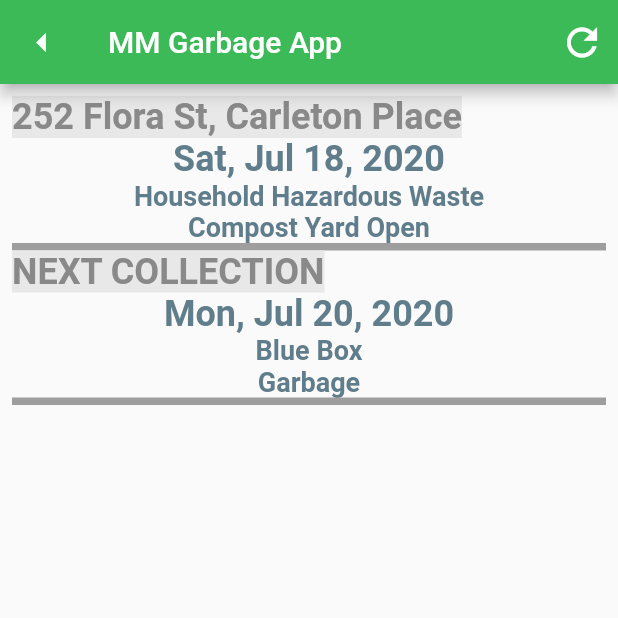
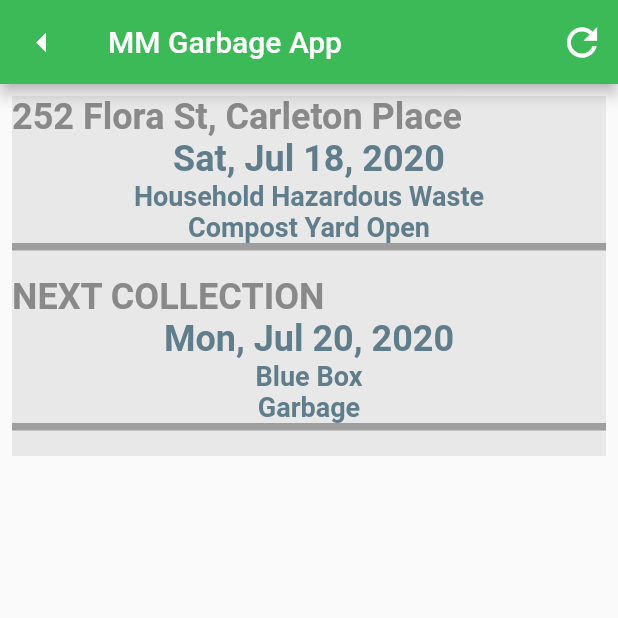
Before and after one commit to fsukhu/tempExp, a Flutter app: the screen it shows after launch, on a phone screen of 412 x 824 dp, the top half of it. Run offline on Flutter 3.47's test engine with Material 2 defaults, Android fonts, the phone set to English and light mode, and no system bars.

Commit message:
changed email widgetized Item

```diff
--- a/lib/main.dart
+++ b/lib/main.dart
@@ -1,3 +1,4 @@
+import 'package:first_real_attempt/widgets/item_widget.dart';
 import 'package:flutter/material.dart';
 
 import 'models/item.dart';
@@ -65,71 +66,14 @@ class _RandomWordsState extends State<RandomWords> {
   }
 
   List<Widget> buildWidgets1(List<Item> items) {
-    List<Column> containers = List<Column>();
+    List<ItemWidget> widgets = List<ItemWidget>();
     for (var item in items) {
-      Column c = Column(
-        children: <Widget>[
-          Align(
-            alignment: Alignment.topLeft,
-            child: Text(
-              item.title,
-              style: TextStyle(
-                  color: Color(0xFF898989),
-                  backgroundColor: Color(0xFFE8E8E8),
-                  fontSize: 24.0,
-                  fontWeight: FontWeight.bold),
-            ),
-          ),
-          Text(
-            item.subtitle,
-            style: TextStyle(
-                color: Colors.blueGrey,
-                fontSize: 24.0,
-                fontWeight: FontWeight.bold),
-          ),
-        ],
-      );
-
-      // add the details to the Column
-      Text det;
-      for (var detail in item.details) {
-        det = Text(
-          detail,
-          style: TextStyle(
-              color: Colors.blueGrey,
-              fontSize: 18.0,
-              fontWeight: FontWeight.bold),
-        );
-        c.children.add(det);
-      }
-
-      c.children.add(Divider(
-        color: Colors.grey,
-        height: 5,
-        thickness: 5,
-      ));
-      containers.add(c);
+      ItemWidget widget = ItemWidget(item: item);
+      widgets.add(widget);
     }
-    return (containers);
+    return (widgets);
   }
 
-  // List<Widget> buildWidgets(List<Item> items) {
-  //   List<Container> containers = List<Container>();
-  //   for (var item in items) {
-  //     Container c = Container(
-  //       height: 100,
-  //       color: Colors.amber[600],
-  //       child: ListTile(
-  //         leading: FlutterLogo(size: 56.0),
-  //         title: Text(item.title),
-  //         subtitle: Text(item.subtitle),
-  //         trailing: Icon(Icons.more_vert),
-  //       ),
-  //     );
-  //     containers.add(c);
-  //   }
-  //   return (containers);
-  // }
   bool initialised = false;
   void initialiseItems(List<Item> items) {
     if (initialised) {
--- /dev/null
+++ b/lib/widgets/item_widget.dart
@@ -0,0 +1,57 @@
+import 'package:first_real_attempt/models/item.dart';
+import 'package:flutter/cupertino.dart';
+import 'package:flutter/material.dart';
+import 'package:flutter/rendering.dart';
+
+class ItemWidget extends StatelessWidget {
+  final Item item;
+  ItemWidget({this.item});
+
+  Widget build(BuildContext context) {
+    Column c;
+
+    c = Column(
+      children: <Widget>[
+        Align(
+          alignment: Alignment.topLeft,
+          child: Text(
+            item.title,
+            style: TextStyle(
+                color: Color(0xFF898989),
+                backgroundColor: Color(0xFFE8E8E8),
+                fontSize: 24.0,
+                fontWeight: FontWeight.bold),
+          ),
+        ),
+        Text(
+          item.subtitle,
+          style: TextStyle(
+              color: Colors.blueGrey,
+              fontSize: 24.0,
+              fontWeight: FontWeight.bold),
+        ),
+      ],
+    );
+
+    // add the details to the Column
+    Text det;
+    for (var detail in item.details) {
+      det = Text(
+        detail,
+        style: TextStyle(
+            color: Colors.blueGrey,
+            fontSize: 18.0,
+            fontWeight: FontWeight.bold),
+      );
+      c.children.add(det);
+    }
+
+    c.children.add(Divider(
+      color: Colors.grey,
+      height: 5,
+      thickness: 5,
+    ));
+
+    return (Container(height: 120.0, color: Color(0xFFE8E8E8), child: c));
+  }
+}
```
